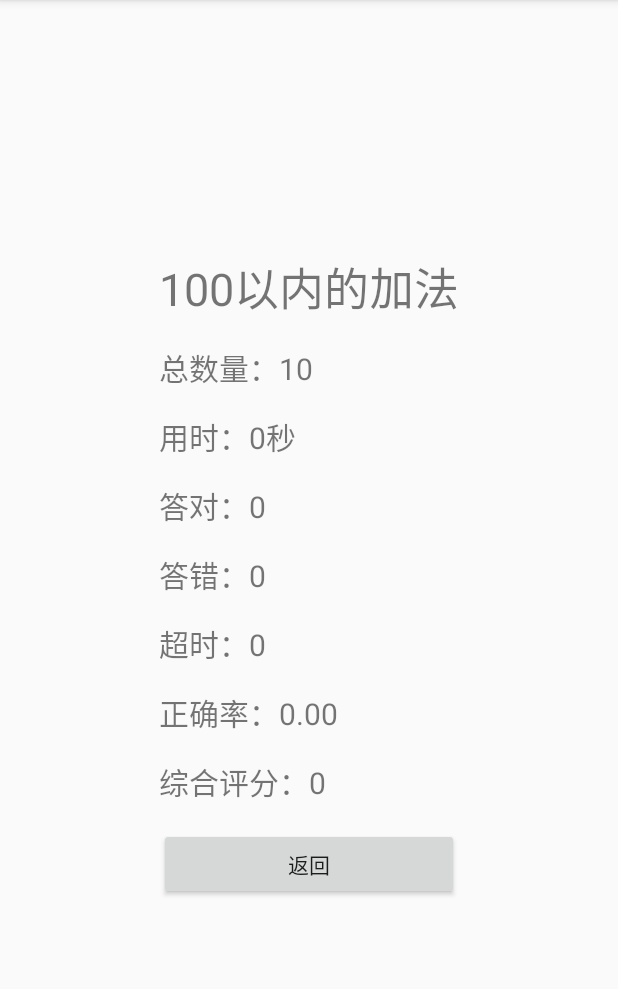
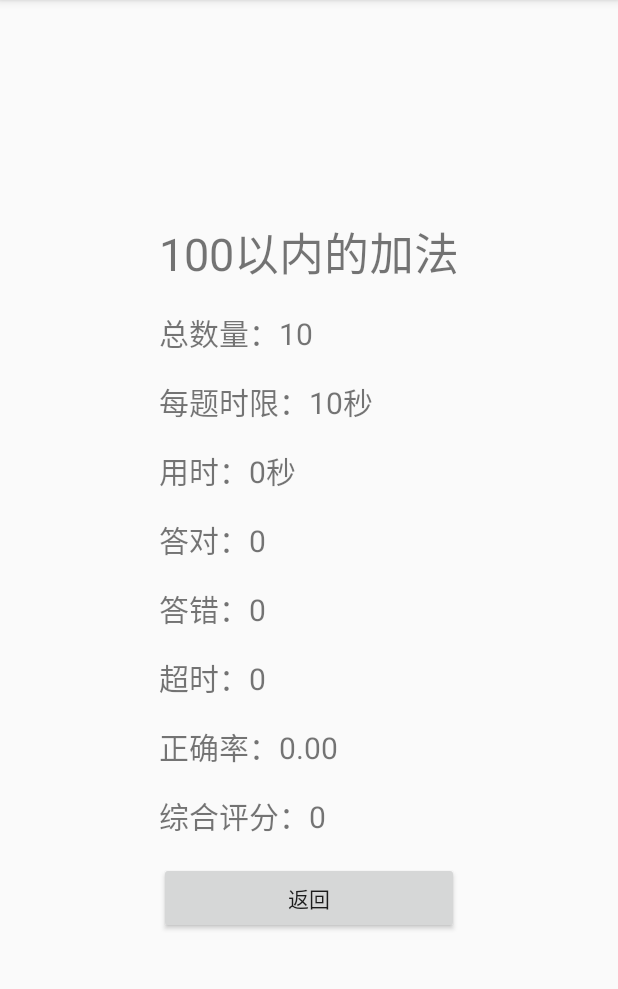
Before and after one commit to AkibaSummer/Oral_calculus, an Android app: the ScoreActivity screen opened directly, with no data from a screen before it, on a phone screen of 412 x 824 dp, the part 84-1073 px from its top. Run offline under Robolectric (Android 15) with nearby library versions, the phone set to English and light mode, and no system bars.

Commit message:
set each_time in score

```diff
--- a/app/src/main/java/com/silentselene/Oral_calculus/Constant.java
+++ b/app/src/main/java/com/silentselene/Oral_calculus/Constant.java
@@ -23,6 +23,7 @@ class Constant {
 //            10, 20, 30
 //    };
     static int each_time = 10;
+    static int re_each_time = 10;
     static int problemNum = 10;       //每次题目数量
     static int score = 0;                    //当前分数
     static int type = 0;                     //当前类型
@@ -35,7 +36,7 @@ class Constant {
 
 class Board {
     int year, month, day;
-    int type, problemNum, totalTime, correct, incorrect, timeout, score;
+    int type, problemNum, each_time, totalTime, correct, incorrect, timeout, score;
 }
 
 class Incorrect {
--- a/app/src/main/java/com/silentselene/Oral_calculus/DashboardFragment.java
+++ b/app/src/main/java/com/silentselene/Oral_calculus/DashboardFragment.java
@@ -76,6 +76,7 @@ public class DashboardFragment extends Fragment {
         Constant.day = boards.get(i).day;
         Constant.viewType = boards.get(i).type;
         Constant.problemNum = boards.get(i).problemNum;
+        Constant.re_each_time = boards.get(i).each_time;
         Constant.totalTime = boards.get(i).totalTime;
         Constant.correct = boards.get(i).correct;
         Constant.incorrect = boards.get(i).incorrect;
@@ -107,6 +108,7 @@ public class DashboardFragment extends Fragment {
                 board.day = fileInputStream.read();
                 board.type = fileInputStream.read();
                 board.problemNum = fileInputStream.read();
+                board.each_time = fileInputStream.read();
                 board.totalTime = fileInputStream.read();
                 board.totalTime = board.totalTime * 100 + fileInputStream.read();
                 board.totalTime = board.totalTime * 100 + fileInputStream.read();
--- a/app/src/main/java/com/silentselene/Oral_calculus/ScoreActivity.java
+++ b/app/src/main/java/com/silentselene/Oral_calculus/ScoreActivity.java
@@ -23,6 +23,7 @@ public class ScoreActivity extends AppCompatActivity {
                 fileOutputStream.write(Constant.day);
                 fileOutputStream.write(Constant.type);
                 fileOutputStream.write(Constant.problemNum);
+                fileOutputStream.write(Constant.each_time);
                 fileOutputStream.write(Constant.totalTime / 1000000);
                 fileOutputStream.write(Constant.totalTime / 10000 % 100);
                 fileOutputStream.write(Constant.totalTime / 100 % 100);
@@ -49,6 +50,7 @@ public class ScoreActivity extends AppCompatActivity {
     void updateView() {
         TextView type = findViewById(R.id.score_type);
         TextView num = findViewById(R.id.score_num);
+        TextView each_time = findViewById(R.id.score_each_time);
         TextView time = findViewById(R.id.score_time);
         TextView correct = findViewById(R.id.score_correct);
         TextView incorrect = findViewById(R.id.score_incorrect);
@@ -57,6 +59,7 @@ public class ScoreActivity extends AppCompatActivity {
         TextView score = findViewById(R.id.score_score);
         type.setText(Constant.type_name[Constant.isReview ? Constant.viewType : Constant.type]);
         num.setText((getResources().getString(R.string.score_num) + Constant.problemNum));
+        each_time.setText((getResources().getString(R.string.score_each_time) + (Constant.isReview ? Constant.re_each_time : Constant.each_time) + "秒"));
         time.setText((getResources().getString(R.string.score_time) + Constant.totalTime + "秒"));
         correct.setText((getResources().getString(R.string.score_correct) + Constant.correct));
         incorrect.setText((getResources().getString(R.string.score_incorrect) + Constant.incorrect));
--- a/app/src/main/java/com/silentselene/Oral_calculus/getProblem.java
+++ b/app/src/main/java/com/silentselene/Oral_calculus/getProblem.java
@@ -112,10 +112,10 @@ final class getProblem {
 
     private static Ret p4() { //万以内的加法
         int a = rand.nextInt(9999) + 1, b = rand.nextInt(10000 - a) + 1;
-        if (rand.nextBoolean())
+//        if (rand.nextBoolean())
             return new Ret(a + " + " + b + " = ?", String.valueOf(a + b));
-        else
-            return new Ret(a + " + " + "?" + " = " + (a + b), String.valueOf(b));
+//        else
+//            return new Ret(a + " + " + "?" + " = " + (a + b), String.valueOf(b));
 //        return generateAdd(10000, rand.nextInt(2) + 2, rand.nextInt(1));
     }
 
--- a/app/src/main/res/layout/activity_score.xml
+++ b/app/src/main/res/layout/activity_score.xml
@@ -46,6 +46,21 @@
             android:text="@string/score_num"
             android:textSize="20sp"
             app:layout_constraintBottom_toBottomOf="parent"
+            app:layout_constraintEnd_toEndOf="parent"
+            app:layout_constraintStart_toStartOf="parent"
+            app:layout_constraintTop_toTopOf="parent" />
+
+        <TextView
+            android:id="@+id/score_each_time"
+            android:layout_width="match_parent"
+            android:layout_height="wrap_content"
+            android:layout_marginStart="8dp"
+            android:layout_marginTop="8dp"
+            android:layout_marginEnd="8dp"
+            android:layout_marginBottom="8dp"
+            android:text="@string/score_each_time"
+            android:textSize="20sp"
+            app:layout_constraintBottom_toTopOf="@+id/score_num"
             app:layout_constraintEnd_toEndOf="parent"
             app:layout_constraintStart_toStartOf="parent"
             app:layout_constraintTop_toTopOf="parent" />
--- a/app/src/main/res/values/strings.xml
+++ b/app/src/main/res/values/strings.xml
@@ -27,4 +27,5 @@
     <string name="format_rate">%.2f</string>
     <string name="date_format">%02d/%02d</string>
     <string name="refresh_record">清空答题记录</string>
+    <string name="score_each_time">每题时限：</string>
 </resources>
```
